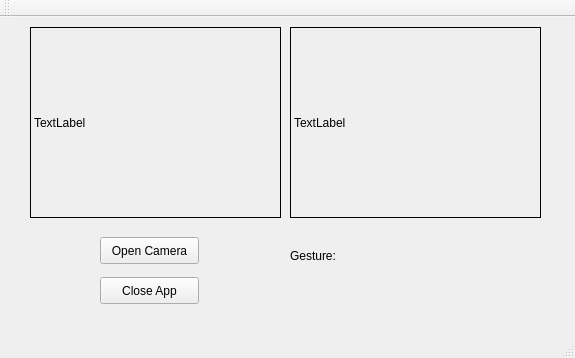
Qt form Lab4/mainwindow.ui (JoyHsiao/Embeded) before a commit.
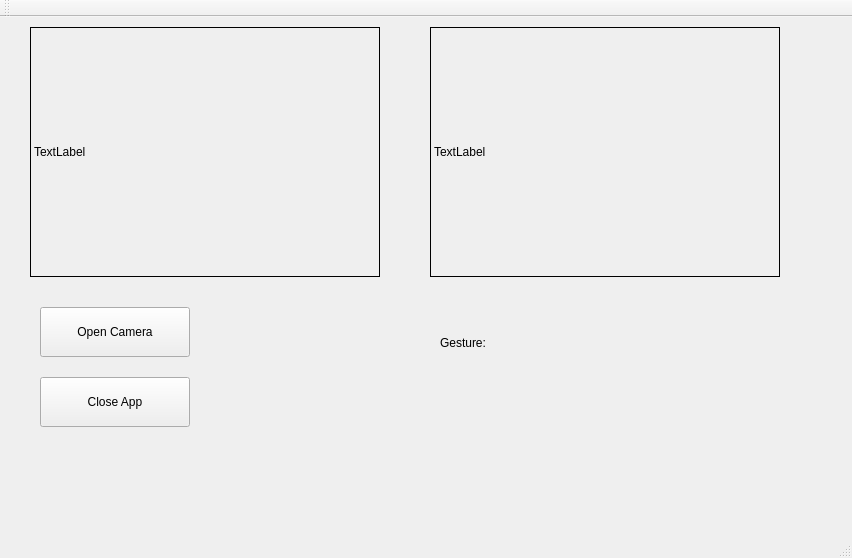
The same form after that commit.

Diff of the .ui file:
```diff
--- a/Lab4/mainwindow.ui
+++ b/Lab4/mainwindow.ui
@@ -6,8 +6,8 @@
    <rect>
     <x>0</x>
     <y>0</y>
-    <width>575</width>
-    <height>358</height>
+    <width>852</width>
+    <height>558</height>
    </rect>
   </property>
   <property name="windowTitle">
@@ -19,8 +19,8 @@
      <rect>
       <x>30</x>
       <y>10</y>
-      <width>251</width>
-      <height>191</height>
+      <width>350</width>
+      <height>250</height>
      </rect>
     </property>
     <property name="frameShape">
@@ -33,10 +33,10 @@
    <widget class="QLabel" name="Detect">
     <property name="geometry">
      <rect>
-      <x>290</x>
+      <x>430</x>
       <y>10</y>
-      <width>251</width>
-      <height>191</height>
+      <width>350</width>
+      <height>250</height>
      </rect>
     </property>
     <property name="frameShape">
@@ -49,10 +49,10 @@
    <widget class="QPushButton" name="Open">
     <property name="geometry">
      <rect>
-      <x>100</x>
-      <y>220</y>
-      <width>99</width>
-      <height>27</height>
+      <x>40</x>
+      <y>290</y>
+      <width>150</width>
+      <height>50</height>
      </rect>
     </property>
     <property name="text">
@@ -62,10 +62,10 @@
    <widget class="QPushButton" name="Close">
     <property name="geometry">
      <rect>
-      <x>100</x>
-      <y>260</y>
-      <width>99</width>
-      <height>27</height>
+      <x>40</x>
+      <y>360</y>
+      <width>150</width>
+      <height>50</height>
      </rect>
     </property>
     <property name="text">
@@ -75,10 +75,10 @@
    <widget class="QLabel" name="label_3">
     <property name="geometry">
      <rect>
-      <x>290</x>
-      <y>230</y>
+      <x>440</x>
+      <y>310</y>
       <width>161</width>
-      <height>17</height>
+      <height>31</height>
      </rect>
     </property>
     <property name="text">
```
Left out of the diff: 2 changed lines with no effect on the pictures.
